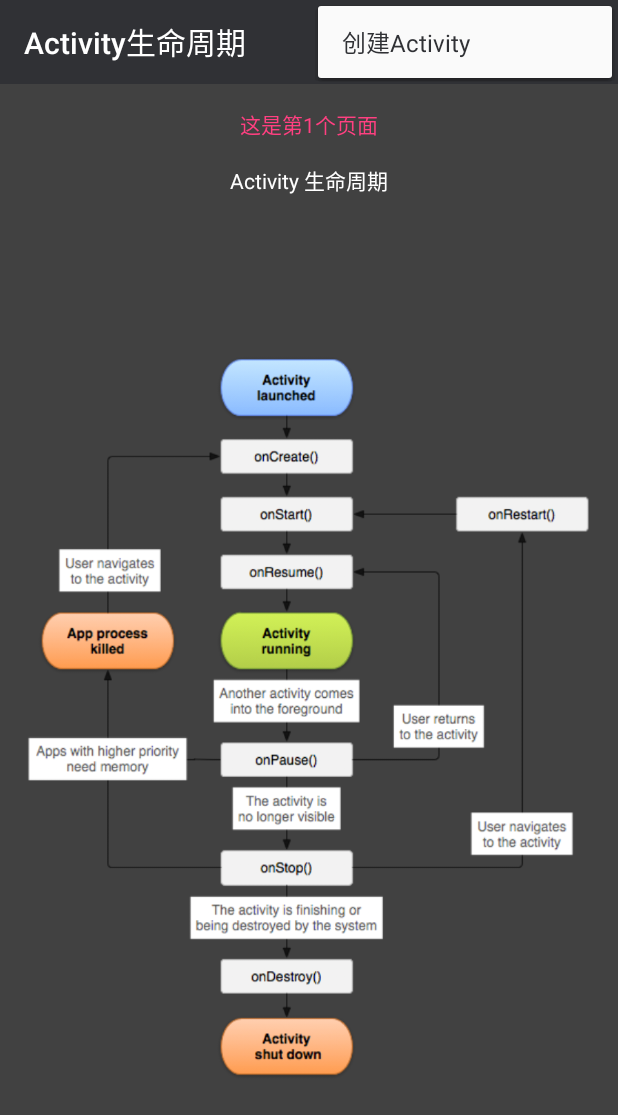
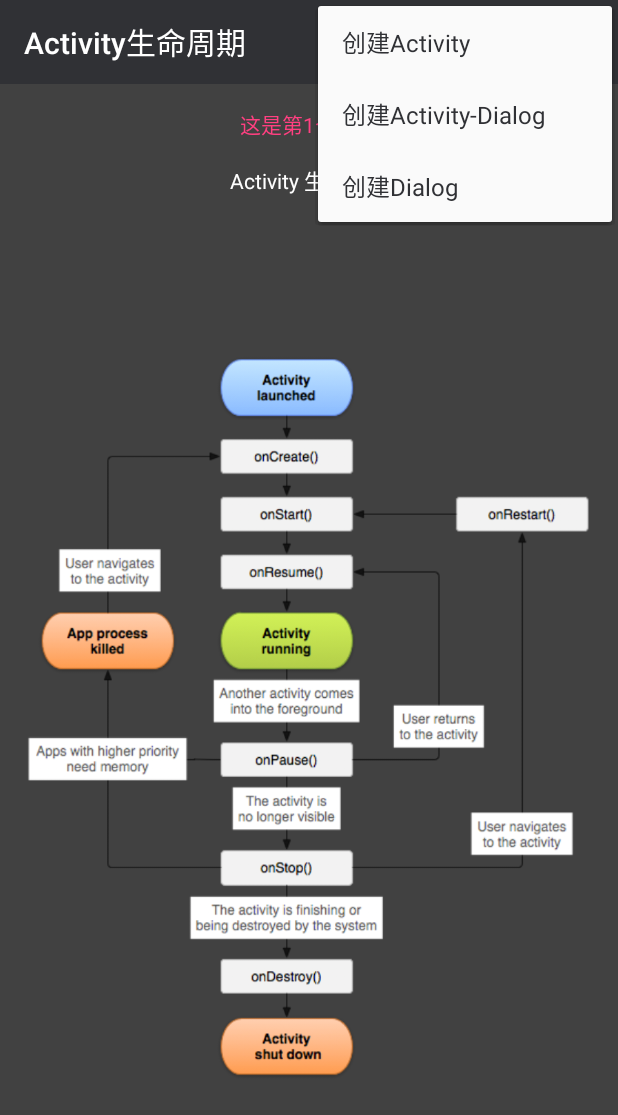
Before and after one commit to maoqiqi/AndroidDemo, an Android app: the LifecycleActivity screen opened directly, with no data from a screen before it, with the options menu open, on a phone screen of 412 x 824 dp. Shown: the top 1115 px of the screen. Run offline under Robolectric (Android 15) with nearby library versions, the phone set to English and light mode, and no system bars.

Commit message:
Increase start Dailog theme for Activity and show AlertDialog, the life cycle changes.

```diff
--- a/app/src/main/AndroidManifest.xml
+++ b/app/src/main/AndroidManifest.xml
@@ -21,6 +21,10 @@
         <activity
             android:name=".activity.LifecycleActivity"
             android:label="@string/label_activity_lifecycle" />
+        <activity
+            android:name=".activity.LifecycleDialogActivity"
+            android:label="@string/label_dialog_activity"
+            android:theme="@style/ThemeDialog" />
     </application>
 
 </manifest>
--- a/app/src/main/res/menu/menu_lifecycle.xml
+++ b/app/src/main/res/menu/menu_lifecycle.xml
@@ -8,4 +8,15 @@
         android:title="创建Activity"
         app:showAsAction="never" />
 
+    <item
+        android:id="@+id/new_activity_dialog"
+        android:orderInCategory="2"
+        android:title="创建Activity-Dialog"
+        app:showAsAction="never" />
+
+    <item
+        android:id="@+id/new_dialog"
+        android:orderInCategory="3"
+        android:title="创建Dialog"
+        app:showAsAction="never" />
 </menu>
--- a/app/src/main/res/values/strings.xml
+++ b/app/src/main/res/values/strings.xml
@@ -1,5 +1,8 @@
 <resources>
     <string name="app_name">安卓案例</string>
-    <string name="label_activity">Activity生命周期及基本使用</string>
+
+    <string name="label_activity">应用组件-Activity</string>
     <string name="label_activity_lifecycle">Activity生命周期</string>
+    <string name="label_dialog_activity">在Activity上显示Dialog</string>
+
 </resources>
--- a/app/src/main/res/values/themes.xml
+++ b/app/src/main/res/values/themes.xml
@@ -83,4 +83,17 @@
         <!-- 定义标题文字的颜色 -->
         <item name="android:textColorPrimary">@color/colorPrimaryNight</item>
     </style>
+
+    <!-- Dialog主题 -->
+    <style name="ThemeDialog" parent="Theme.AppCompat.Dialog.Alert">
+        <item name="android:windowBackground">@android:color/transparent</item>
+        <item name="android:windowFrame">@null</item>
+        <item name="android:windowNoTitle">true</item>
+        <item name="android:windowActionBar">false</item>
+        <item name="android:windowIsFloating">true</item>
+        <item name="android:windowIsTranslucent">true</item>
+        <item name="android:windowContentOverlay">@null</item>
+        <item name="android:windowAnimationStyle">@android:style/Animation.Dialog</item>
+        <item name="android:backgroundDimEnabled">true</item>
+    </style>
 </resources>
```
Also changed, not shown: app/src/main/java/com/software/march/activity/LifecycleActivity.java (+104 -13 lines), app/src/main/java/com/software/march/activity/LifecycleDialogActivity.java (added, +22 -0 lines), app/src/main/res/drawable/bg_loading.xml (added, +8 -0 lines), app/src/main/res/layout/activity_lifecycle_dialog.xml (added, +20 -0 lines).
